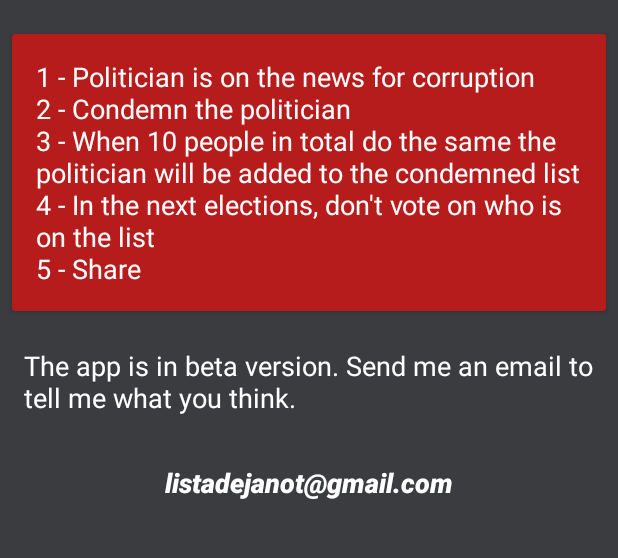
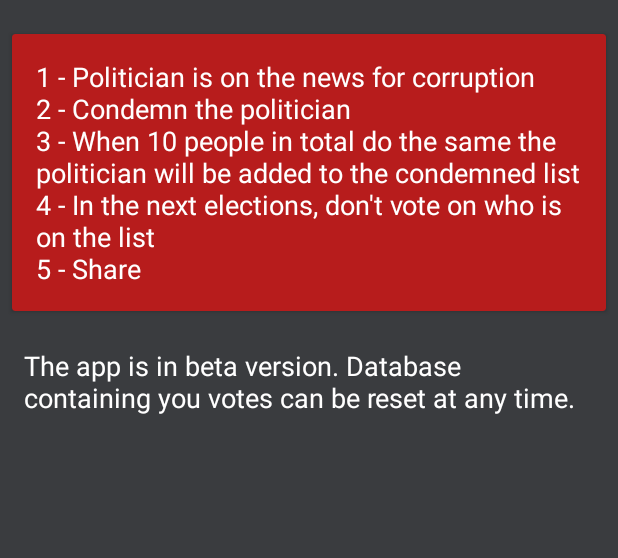
Before and after one commit to AndreHaueisen/TheList, an Android app: the InformationPresenterActivity screen opened directly, with no data from a screen before it, on a phone screen of 412 x 824 dp, the part 62-620 px from its top. Run offline under Robolectric (Android 15) with nearby library versions, the phone set to English and light mode, and no system bars; our stand-ins replace RxJava.

Commit message:
fix: showing politician bug fix: layout fixes change: some strings

```diff
--- a/app/src/main/java/com/andrehaueisen/listadejanot/e_search_politician/mvp/PoliticianSelectorView.kt
+++ b/app/src/main/java/com/andrehaueisen/listadejanot/e_search_politician/mvp/PoliticianSelectorView.kt
@@ -296,6 +296,9 @@ class PoliticianSelectorView(val mPresenterActivity: PoliticianSelectorPresenter
             name_text_view.setTextColor(ContextCompat.getColor(this, R.color.colorPrimaryDark))
             email_text_view.setTextColor(ContextCompat.getColor(this, R.color.colorPrimaryDark))
 
+            constraint_layout.background = ContextCompat.getDrawable(this, R.drawable.transition_background)
+            badge_image_view.background  = ContextCompat.getDrawable(this, R.drawable.transition_badge_background)
+
             missing_votes_text_view.setMissingVotesText(this.resources, politician.votesNumber)
             votes_number_text_view.text = politician.votesNumber.toString()
             add_to_vote_count_toggle_button.isChecked = false
@@ -356,7 +359,6 @@ class PoliticianSelectorView(val mPresenterActivity: PoliticianSelectorPresenter
             intent.putExtra(SearchManager.QUERY, "${politician.name} corrupção")
             mPresenterActivity.startActivity(intent)
         }
-
     }
 
     fun setShareButtonClickListener(politician: Politician?) {
--- a/app/src/main/java/com/andrehaueisen/listadejanot/f_information/mvp/InformationView.kt
+++ b/app/src/main/java/com/andrehaueisen/listadejanot/f_information/mvp/InformationView.kt
@@ -1,7 +1,5 @@
 package com.andrehaueisen.listadejanot.f_information.mvp
 
-import android.content.Intent
-import android.net.Uri
 import android.view.MenuItem
 import com.andrehaueisen.listadejanot.R
 import com.andrehaueisen.listadejanot.utilities.VOTES_TO_MAIN_LIST_THRESHOLD
@@ -31,23 +29,8 @@ class InformationView(val mPresenterActivity: InformationPresenterActivity) : In
                 app_motivation_text_view.text = mPresenterActivity.getString(R.string.understand_app_motivation, VOTES_TO_MAIN_LIST_THRESHOLD)
             }
 
-            fun setEmailTextView() {
-                my_email_text_view.text = getString(R.string.contact_email)
-                my_email_text_view.linksClickable = true
-                my_email_text_view.setOnClickListener {
-                    with(Intent(Intent.ACTION_SENDTO, Uri.parse("mailto:${mPresenterActivity.getString(R.string.contact_email)}"))) {
-
-                        putExtra(Intent.EXTRA_EMAIL, mPresenterActivity.getString(R.string.contact_email))
-                        putExtra(Intent.EXTRA_SUBJECT, mPresenterActivity.getString(R.string.subject_email))
-
-                        mPresenterActivity.startActivity(Intent.createChooser(this, mPresenterActivity.getString(R.string.send_email_title)))
-                    }
-                }
-            }
-
             setToolbar()
             setMotivationTextView()
-            setEmailTextView()
         }
 
     }
--- a/app/src/main/res/layout-sw600dp/f_activity_information_presenter.xml
+++ b/app/src/main/res/layout-sw600dp/f_activity_information_presenter.xml
@@ -49,14 +49,6 @@
                 android:text="@string/beta_warning"
                 android:textSize="22sp"/>
 
-            <TextView
-                android:id="@+id/my_email_text_view"
-                style="@style/RobotoItalicBlackTextStyle"
-                android:layout_width="wrap_content"
-                android:layout_height="wrap_content"
-                android:layout_gravity="center_horizontal"
-                android:layout_margin="16dp"
-                android:textSize="22sp"/>
         </LinearLayout>
 
     </android.support.v7.widget.CardView>
--- a/app/src/main/res/layout/f_activity_information_presenter.xml
+++ b/app/src/main/res/layout/f_activity_information_presenter.xml
@@ -42,13 +42,4 @@
         android:text="@string/beta_warning"
         android:textSize="18sp"/>
 
-    <TextView
-        android:id="@+id/my_email_text_view"
-        style="@style/RobotoItalicBlackTextStyle"
-        android:layout_width="wrap_content"
-        android:layout_height="wrap_content"
-        android:layout_gravity="center_horizontal"
-        android:layout_margin="16dp"
-        android:textSize="18sp"/>
-
 </LinearLayout>
--- a/app/src/main/res/values/strings.xml
+++ b/app/src/main/res/values/strings.xml
@@ -52,7 +52,7 @@
     <string name="minus_one" translatable="false">-1</string>
     <string name="share">Share</string>
     <string name="share_title">Ask for help using…</string>
-    <string name="share_boarding_message">We needs your help!\n\n%1$s %2$s %3$s deserves to be banished.\n"Help us with your vote.</string>
+    <string name="share_boarding_message">%1$s %2$s %3$s deserves to be banished.\n"Help us with your vote.</string>
     <string name="politician_already_banned">This politician is banned</string>
     <string name="null_email_found">Something is wrong. Please login again</string>
     <string name="vote_list">Vote list</string>
@@ -70,10 +70,7 @@
 
     <!--f_information strings-->
     <string name="understand_app_motivation">1 - Politician is on the news for corruption\n2 - Condemn the politician\n3 - When %1$d people in total do the same the politician will be added to the condemned list\n4 - In the next elections, don\'t vote on who is on the list\n5 - Share</string>
-    <string name="beta_warning">The app is in beta version. Send me an email to tell me what you think.</string>
-    <string name="contact_email" translatable="false">listadejanot@gmail.com</string>
-    <string name="subject_email">App suggestions</string>
-    <string name="send_email_title">Send email using…</string>
+    <string name="beta_warning">The app is in beta version. Database containing you votes can be reset at any time.</string>
 
     <!--g_login strings-->
     <string name="no_network">No network connection</string>
```
Also changed, not shown: app/build.gradle (+1 -8 lines), app/src/main/res/layout-sw600dp-land/e_activity_politician_selector.xml (+4 -4 lines), app/src/main/res/layout-sw600dp-port/e_activity_politician_selector.xml (+4 -4 lines), 1 other file.
